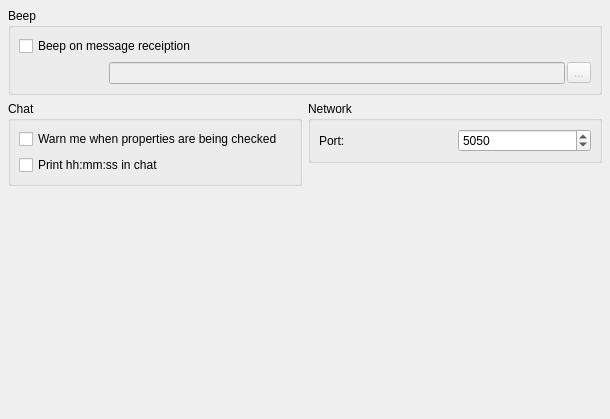
Qt form chat/rzxchatpropui.ui (Fruneau/qRezix) before a commit.
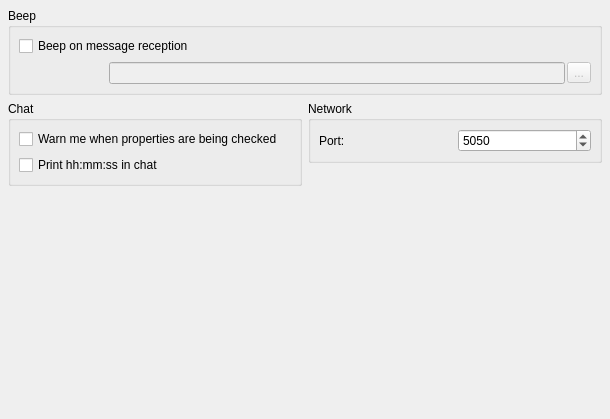
The same form after that commit.

```diff
--- a/chat/rzxchatpropui.ui
+++ b/chat/rzxchatpropui.ui
@@ -40,7 +40,7 @@
          <string>&lt;h3>Beep on message&lt;/h3>&lt;p>Check this if you want qRezix to play a sound when you receive en message&lt;/p></string>
         </property>
         <property name="text" >
-         <string>Beep on message receiption</string>
+         <string>Beep on message reception</string>
         </property>
        </widget>
       </item>
```
